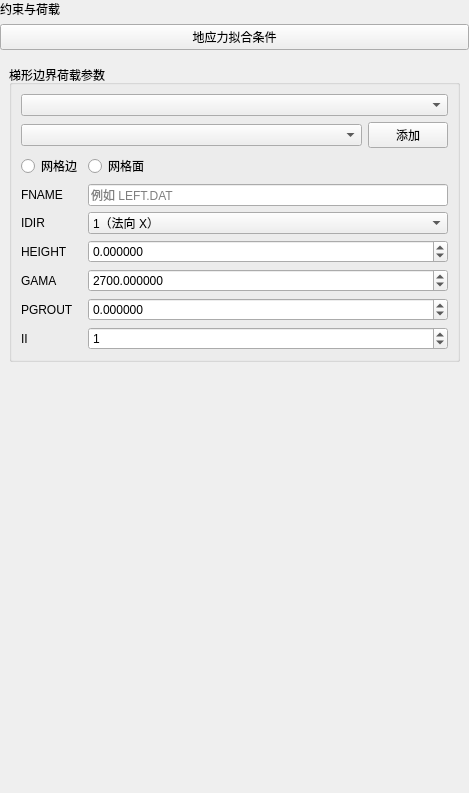
The window that plugins/Base_PhysicalField/GeoStressFitFacePage.ui (asd977/base_cae) describes before a commit, drawn with Qt 5.
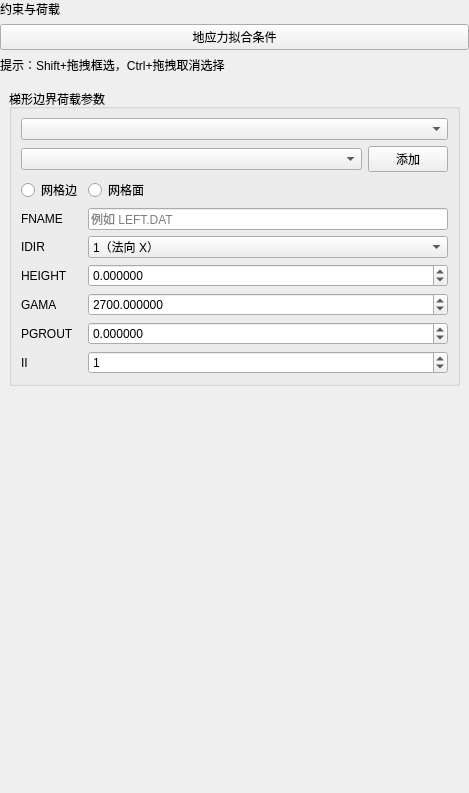
The same window after the commit. Custom widgets are drawn as their Qt base class.

Commit message: Add box selection hints to pick pages

Patch:
```diff
--- a/plugins/Base_PhysicalField/GeoStressFitFacePage.ui
+++ b/plugins/Base_PhysicalField/GeoStressFitFacePage.ui
@@ -49,6 +49,16 @@
      </property>
     </widget>
    </item>
+   <item>
+    <widget class="QLabel" name="boxSelectHintLabel">
+     <property name="text">
+      <string>提示：Shift+拖拽框选，Ctrl+拖拽取消选择</string>
+     </property>
+     <property name="wordWrap">
+      <bool>true</bool>
+     </property>
+    </widget>
+   </item>
    <item>
     <widget class="QWidget" name="contentWidget" native="true">
      <layout class="QVBoxLayout" name="contentLayout">
```
The commit also changes 13 other files.
